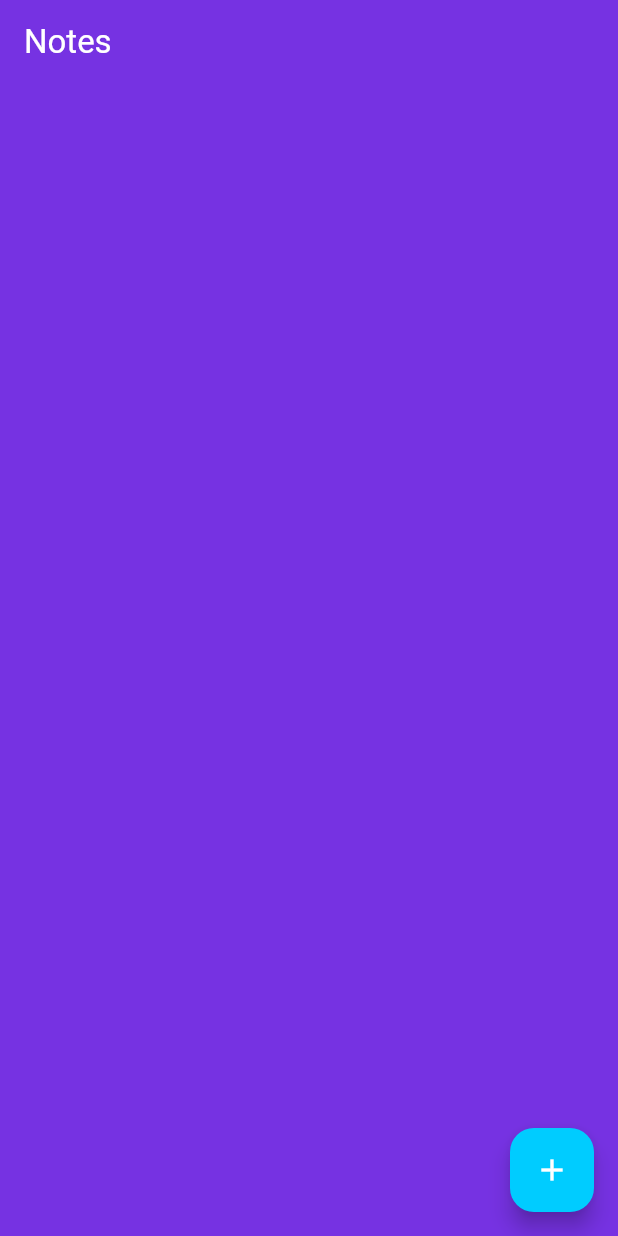
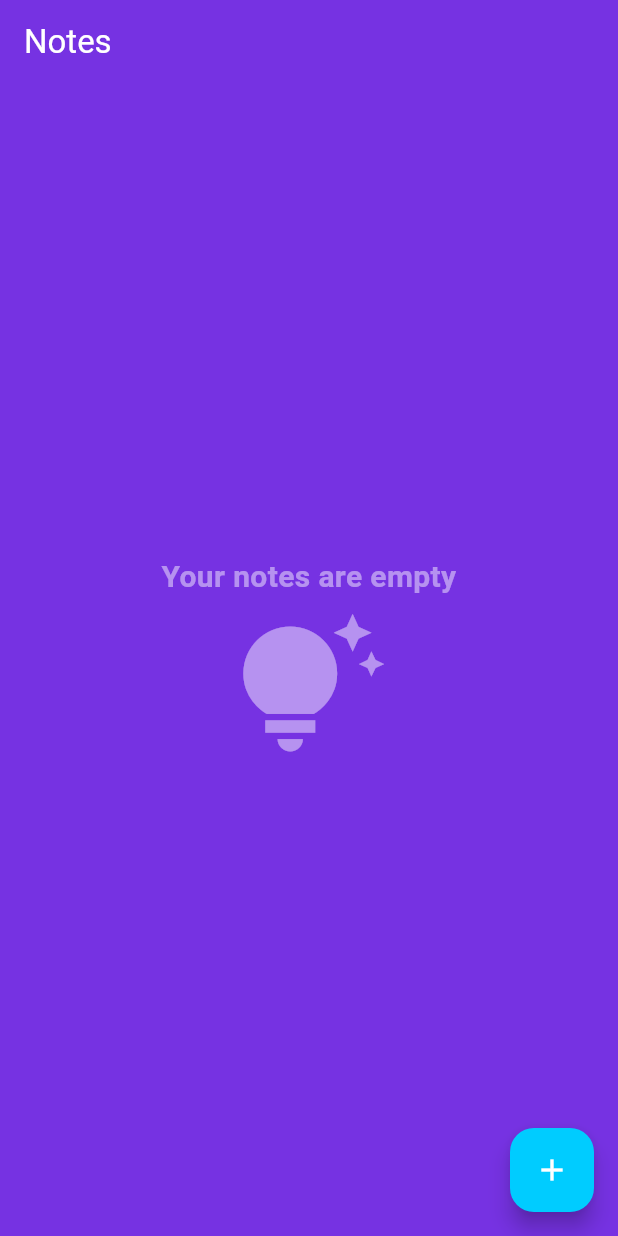
Before and after one commit to calheiros/jnotes, a Flutter app: the screen it shows after launch, on a phone screen of 412 x 824 dp. Run offline on Flutter 3.47's test engine with Material 3 defaults, Android fonts, the phone set to English and light mode, and no system bars; our stand-ins replace share_plus, sqflite, sqflite_common_ffi; accounts and stored records are empty.

Commit message:
Improved app theme

```diff
--- a/lib/main.dart
+++ b/lib/main.dart
@@ -2,10 +2,9 @@ import 'dart:io';
 
 import 'package:flutter/material.dart';
 import 'package:jnotes/database/note_model.dart';
-import 'package:sqflite/sqflite.dart';
 import 'package:sqflite_common_ffi/sqflite_ffi.dart';
 import 'widget/notes_grid_view.dart';
-import 'screen/notes_editor_screen.dart';
+import 'screen/screen_notes_editor.dart';
 import 'theme.dart';
 
 void main() {
--- a/lib/theme.dart
+++ b/lib/theme.dart
@@ -3,7 +3,8 @@ import 'package:flutter/material.dart';
 class MyTheme {
   static const Color primaryColor = Color.fromARGB(255, 0, 204, 255);
   static const Color secondaryColor = Color.fromARGB(255, 118, 50, 226);
-  static const Color backgroundColor = Color.fromARGB(255, 118, 50, 226);
+  //static const Color backgroundColor = Color.fromARGB(255, 118, 50, 226);
+  static const Color backgroundColor = Color.fromARGB(255, 34, 33, 54);
   static const Color surfaceColor = Color.fromARGB(255, 0, 204, 255);
 
   static final ThemeData themeDark = ThemeData(
--- a/lib/utils/utils.dart
+++ b/lib/utils/utils.dart
@@ -1,4 +1,5 @@
 import 'dart:io';
+import 'package:flutter/foundation.dart';
 import 'package:jnotes/database/note_model.dart';
 import 'package:path_provider/path_provider.dart';
 
@@ -10,7 +11,9 @@ class Utils {
       file = File('${directory.path}/note.txt');
       await file.writeAsString(note.toString());
     } catch (e) {
-      print('Error saving note to file: $e');
+      if (kDebugMode) {
+        print('Error saving note to file: $e');
+      }
     }
     return file;
   }
--- a/lib/widget/card.dart
+++ b/lib/widget/card.dart
@@ -6,11 +6,10 @@ class NoteCard extends Card {
   final Color cardColor;
 
   const NoteCard(
-      {Key? key,
+      {super.key,
       required this.content,
       required this.title,
-      required this.cardColor})
-      : super(key: key);
+      required this.cardColor});
 
   @override
   Widget build(BuildContext context) {
--- /dev/null
+++ b/lib/widget/notes_empty_view.dart
@@ -0,0 +1,31 @@
+import 'package:flutter/material.dart';
+
+class NotesEmptyGrid extends StatelessWidget {
+  const NotesEmptyGrid({super.key});
+
+  @override
+  Widget build(BuildContext context) {
+    const whiteSemiTransparent = Color.fromARGB(120, 255, 255, 255);
+    return const Scaffold(
+        body: Center(
+            child: Column(
+                mainAxisAlignment: MainAxisAlignment.center,
+                children: <Widget>[
+          Padding(
+              padding: EdgeInsets.only(bottom: 10),
+              child: Text(
+                style: TextStyle(
+                    fontSize: 20,
+                    fontWeight: FontWeight.bold,
+                    color: whiteSemiTransparent),
+                "Your notes are empty",
+                textAlign: TextAlign.center,
+              )),
+          Icon(
+            Icons.tips_and_updates,
+            size: 100,
+            color: whiteSemiTransparent,
+          )
+        ])));
+  }
+}
--- a/lib/widget/notes_grid_view.dart
+++ b/lib/widget/notes_grid_view.dart
@@ -2,10 +2,11 @@ import 'package:flutter/material.dart';
 import 'package:jnotes/database/note_model.dart';
 import 'package:jnotes/database/notes_database.dart';
 import 'package:jnotes/widget/card.dart';
-import '../screen/notes_editor_screen.dart';
+import 'package:jnotes/widget/notes_empty_view.dart';
+import '../screen/screen_notes_editor.dart';
 
 class NotesGridView extends StatefulWidget {
-  const NotesGridView({Key? key}) : super(key: key);
+  const NotesGridView({super.key});
   static var notesGridKey = GlobalKey<NotesGridViewState>();
 
   @override
@@ -25,7 +26,10 @@ class NotesGridViewState extends State<NotesGridView> {
   @override
   Widget build(BuildContext context) {
     return Scaffold(
-        body: GridView.builder(
+        body: IndexedStack(
+      index: items.isEmpty ? 1 : 0,
+      children: [
+        GridView.builder(
           itemCount: items.length,
           padding: const EdgeInsets.all(10.0),
           gridDelegate: const SliverGridDelegateWithMaxCrossAxisExtent(
@@ -35,6 +39,9 @@ class NotesGridViewState extends State<NotesGridView> {
             mainAxisSpacing: 10,
           ),
           itemBuilder: buildItem,
+        ),
+        const NotesEmptyGrid()
+      ],
     ));
   }
 
--- a/pubspec.yaml
+++ b/pubspec.yaml
@@ -16,7 +16,7 @@ publish_to: 'none' # Remove this line if you wish to publish to pub.dev
 # https://developer.apple.com/library/archive/documentation/General/Reference/InfoPlistKeyReference/Articles/CoreFoundationKeys.html
 # In Windows, build-name is used as the major, minor, and patch parts
 # of the product and file versions while build-number is used as the build suffix.
-version: 1.0.0+1
+version: 1.0.1+2
 
 environment:
   sdk: '>=2.19.5 <3.0.0'
```
Also changed, not shown: lib/screen/screen_notes_editor.dart (renamed from lib/screen/notes_editor_screen.dart, +17 -19 lines), 6 other files. Lines whose indentation alone changed are shown as unchanged.
